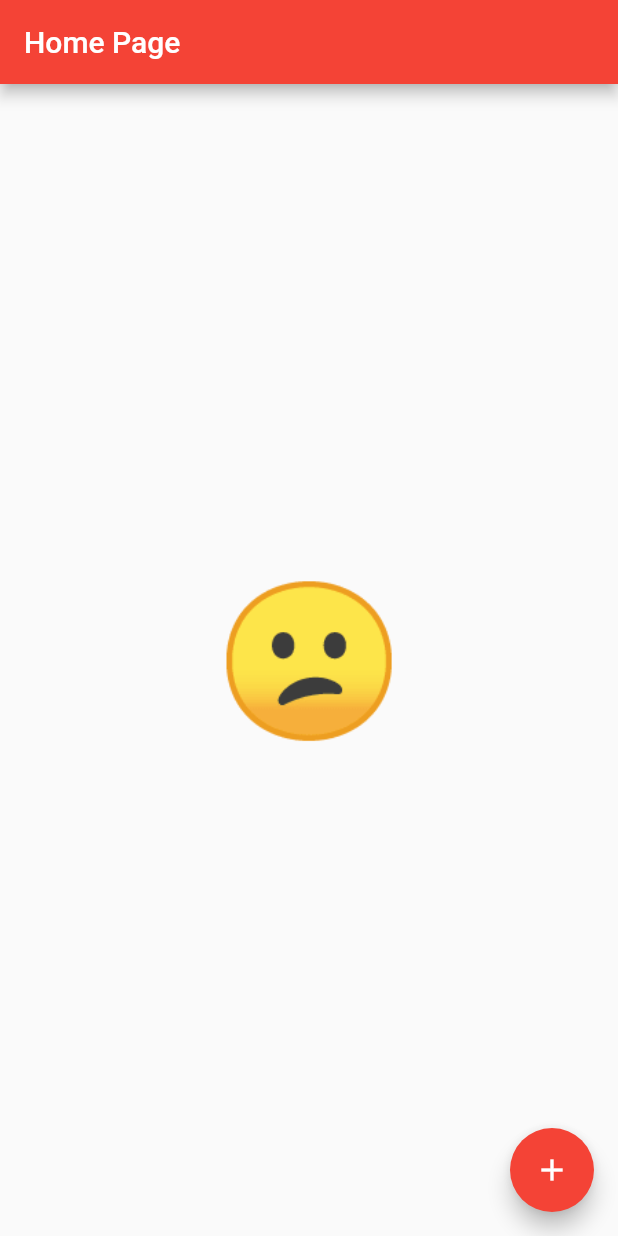
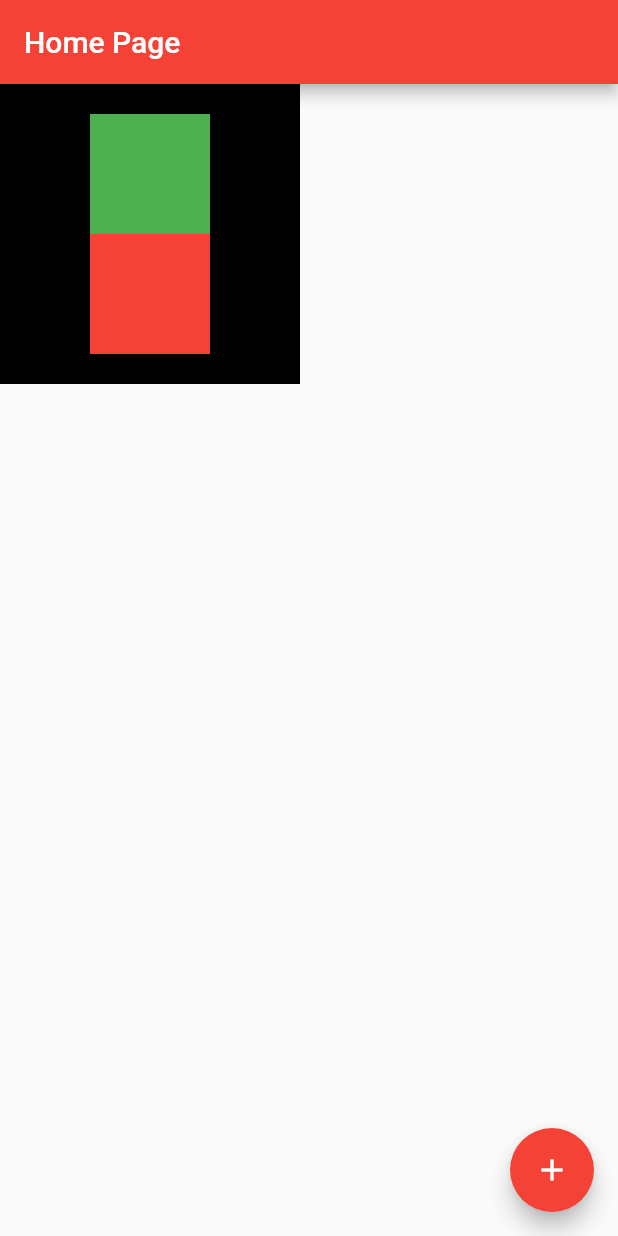
Before and after one commit to lgustavosoftwareengineer/flutter-studys, a Flutter app: the screen it shows after launch, after a tap on the "add" icon, on a phone screen of 412 x 824 dp. Run offline on Flutter 3.47's test engine with Material 2 defaults, Android fonts, the phone set to English and light mode, and no system bars.

Commit message:
#11 - Single render e Multi render

```diff
--- a/lib/src/home_page.dart
+++ b/lib/src/home_page.dart
@@ -1,5 +1,3 @@
-import 'dart:math';
-
 import 'package:flutter/material.dart';
 
 class HomePage extends StatefulWidget {
@@ -10,54 +8,48 @@ class HomePage extends StatefulWidget {
 }
 
 class HomePageState extends State<HomePage> {
-  int randomValue = 0;
-
-  final List<dynamic> emojis = [
-    '🥺',
-    '👏',
-    '🤩',
-    '🐷',
-    '😍',
-    '😕',
-    '🙏',
-    '🗣️',
-    '❤️',
-    '🚨',
-    '🤓'
-  ];
+  int count = 0;
 
   @override
   Widget build(BuildContext context) {
-
-
-    generateARandomValue() {
-      int min = 0;
-      int max = 11;
-      Random rnd = new Random();
-      int r = min + rnd.nextInt(max - min);
-      return r;
-    }
-
     return Scaffold(
       appBar: AppBar(
         title: Text('Home Page'),
       ),
-      body: Center(
-        child: GestureDetector(
-          child: Text('${emojis[randomValue]}',
-              style: TextStyle(fontSize: 100)),
-          onTap: () {
-            setState(() {
-              randomValue = generateARandomValue();
-            });
-          },
+      body: Container(
+        height: 200,
+        width: 200,
+        color: Colors.black,
+        child: Padding(
+          padding: const EdgeInsets.all(8.0),
+          child: Column(
+            mainAxisAlignment: MainAxisAlignment.center,
+            children: [
+              Align(
+                alignment: Alignment.center,
+                child: Container(
+                height: 80,
+                width: 80,
+                color: Colors.green,
+                ),
+              ),
+              Align(
+                alignment: Alignment.center,
+                child: Container(
+                height: 80,
+                width: 80,
+                color: Colors.red,
+                ),
+              )
+            ],
+          ),
         ),
       ),
       floatingActionButton: FloatingActionButton(
         child: Icon(Icons.add),
         onPressed: () {
           setState(() {
-            randomValue = generateARandomValue();
+            count++;
           });
         },
       ),
```
